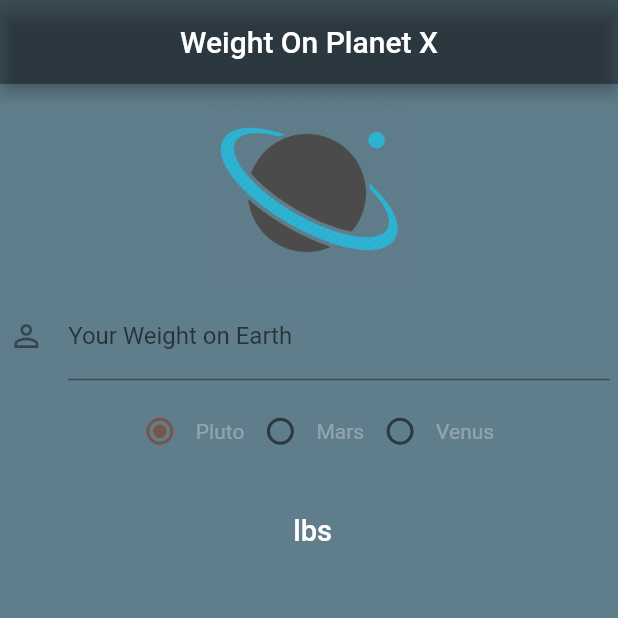
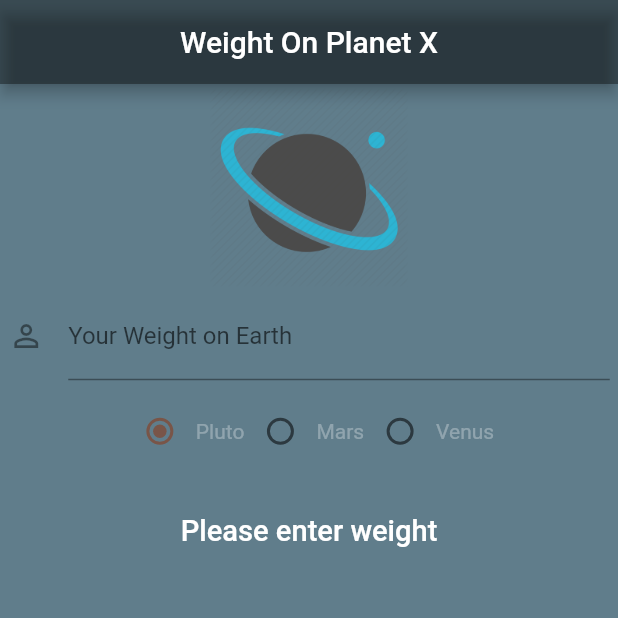
Before and after one commit to ArmardB/Planet-Weights, a Flutter app: the screen it shows after launch, on a phone screen of 412 x 824 dp, the top half of it. Run offline on Flutter 3.47's test engine with Material 2 defaults, Android fonts, the phone set to English and light mode, and no system bars.

Commit message:
Added ternary for label text

```diff
--- a/lib/ui/celestial_home.dart
+++ b/lib/ui/celestial_home.dart
@@ -107,7 +107,9 @@ class CelestialState extends State<CelestialHome> {
                     ],
                   ),
                   new Padding(padding: const EdgeInsets.all(15.6)),
-                  new Text('$_formattedText lbs',
+
+                  new Text(
+                    _weightController.text.isEmpty ? "Please enter weight" : '$_formattedText lbs',
                   style: new TextStyle(
                     color: Colors.white,
                     fontSize: 19.4,
```
